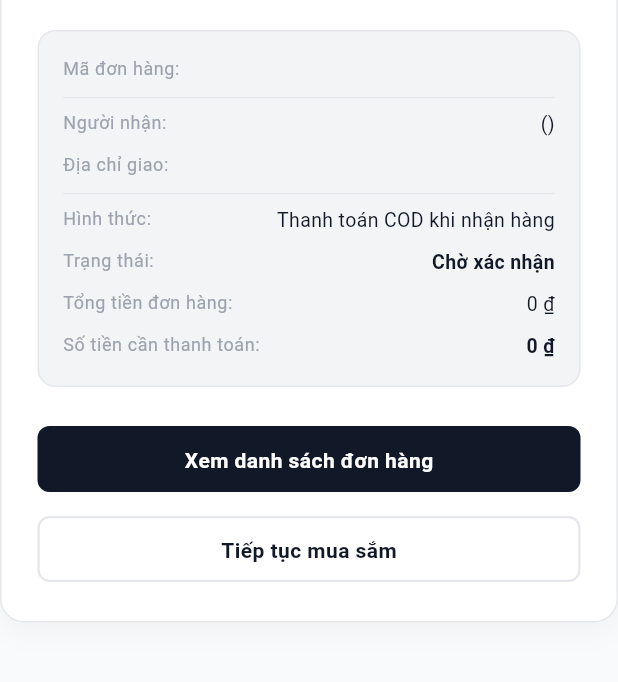
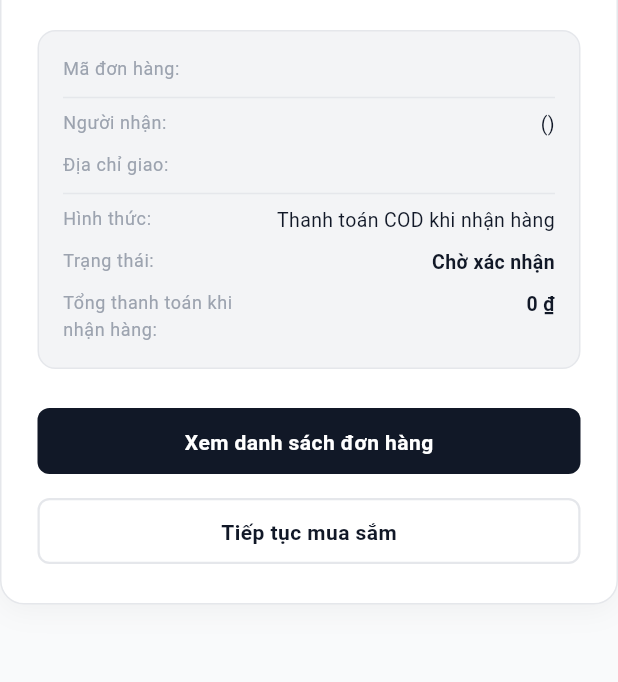
Before and after one commit to duynam112005/moven-web, a Flutter app: the OrderSuccessView widget shown alone on an empty page, opened directly with empty values, on a phone screen of 412 x 824 dp, the part 279-961 px from its top. Run offline on Flutter 3.47's test engine with Material 3 defaults, Android fonts, the phone set to English and light mode, and no system bars; our stand-ins replace file_picker, flutter_riverpod, freezed_annotation, go_router, qr_flutter, supabase_flutter; accounts and stored records are empty.

Commit message:
fix(checkout): clarify QR payment totals and item layout
Present QR payment totals and delivery amounts without ambiguity, while
preserving readable product image proportions in the checkout summary.

Co-Authored-By: Copilot <223556219+Copilot@users.noreply.github.com>

```diff
--- a/lib/features/checkout/presentation/checkout_screen.dart
+++ b/lib/features/checkout/presentation/checkout_screen.dart
@@ -908,8 +908,8 @@ class _CheckoutScreenState extends ConsumerState<CheckoutScreen> {
                   ClipRRect(
                     borderRadius: BorderRadius.circular(AppDimensions.radius4),
                     child: Container(
-                      width: 52,
-                      height: 52,
+                      width: 54,
+                      height: 72,
                       decoration: BoxDecoration(
                         color: AppColors.surfaceVariant,
                         borderRadius:
--- a/lib/features/checkout/presentation/widgets/order_success_view.dart
+++ b/lib/features/checkout/presentation/widgets/order_success_view.dart
@@ -361,12 +361,13 @@ class _OrderSuccessViewState extends ConsumerState<OrderSuccessView> {
                   color: _isPaid ? AppColors.success : null,
                 ),
                 const SizedBox(height: AppDimensions.space8),
+                if (isQr) ...[
                   _buildRow(
                     'Tổng tiền đơn hàng:',
                     CurrencyFormatter.format(widget.result.totalAmount),
                   ),
+                  const SizedBox(height: AppDimensions.space8),
                   if (_isPaid) ...[
-                  const SizedBox(height: AppDimensions.space8),
                     _buildRow(
                       'Đã thanh toán qua QR:',
                       '-${CurrencyFormatter.format(widget.result.totalAmount)}',
@@ -382,9 +383,16 @@ class _OrderSuccessViewState extends ConsumerState<OrderSuccessView> {
                       color: AppColors.success,
                     ),
                   ] else ...[
-                  const SizedBox(height: AppDimensions.space8),
                     _buildRow(
                       'Số tiền cần thanh toán:',
+                      CurrencyFormatter.format(widget.result.totalAmount),
+                      isHighlight: true,
+                      isBold: true,
+                    ),
+                  ],
+                ] else ...[
+                  _buildRow(
+                    'Tổng thanh toán khi nhận hàng:',
                     CurrencyFormatter.format(widget.result.totalAmount),
                     isHighlight: true,
                     isBold: true,
@@ -429,12 +437,16 @@ class _OrderSuccessViewState extends ConsumerState<OrderSuccessView> {
       crossAxisAlignment: CrossAxisAlignment.start,
       mainAxisAlignment: MainAxisAlignment.spaceBetween,
       children: [
-        Text(
+        Flexible(
+          flex: 2,
+          child: Text(
             label,
             style: AppTypography.bodySmall.copyWith(color: AppColors.textMuted),
           ),
+        ),
         const SizedBox(width: AppDimensions.space12),
-        Expanded(
+        Flexible(
+          flex: 3,
           child: Text(
             value,
             textAlign: TextAlign.end,
```
Lines whose indentation alone changed are shown as unchanged.
